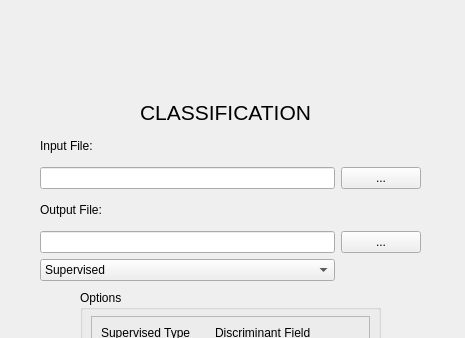
This is uis/ui_classification.ui in SENSUM-project/sensum_rs_qgis as Qt 5 draws it before an edit; both pictures show x 0 to 465 and y 0 to 338 of the 465 by 500 pixel window. The edited form follows.
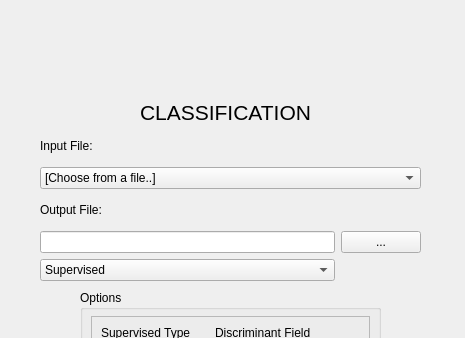
This is the edited form. Icons and pictures are not drawn.

Diff of the .ui file:
```diff
--- a/uis/ui_classification.ui
+++ b/uis/ui_classification.ui
@@ -42,13 +42,6 @@
       </property>
      </widget>
     </item>
-    <item row="1" column="1">
-     <widget class="QPushButton" name="pushButton_input">
-      <property name="text">
-       <string>...</string>
-      </property>
-     </widget>
-    </item>
     <item row="3" column="1">
      <widget class="QPushButton" name="pushButton_output">
       <property name="text">
@@ -56,9 +49,6 @@
       </property>
      </widget>
     </item>
-    <item row="1" column="0">
-     <widget class="QLineEdit" name="lineEdit_input"/>
-    </item>
     <item row="2" column="0">
      <widget class="QLabel" name="label_output">
       <property name="text">
@@ -83,6 +73,15 @@
       </item>
      </widget>
     </item>
+    <item row="1" column="0" colspan="2">
+     <widget class="QComboBox" name="comboBox_input">
+      <item>
+       <property name="text">
+        <string comment="Click to select File" extracomment="Click to select File">[Choose from a file..]</string>
+       </property>
+      </item>
+     </widget>
+    </item>
    </layout>
   </widget>
   <widget class="QGroupBox" name="groupBox">
```
